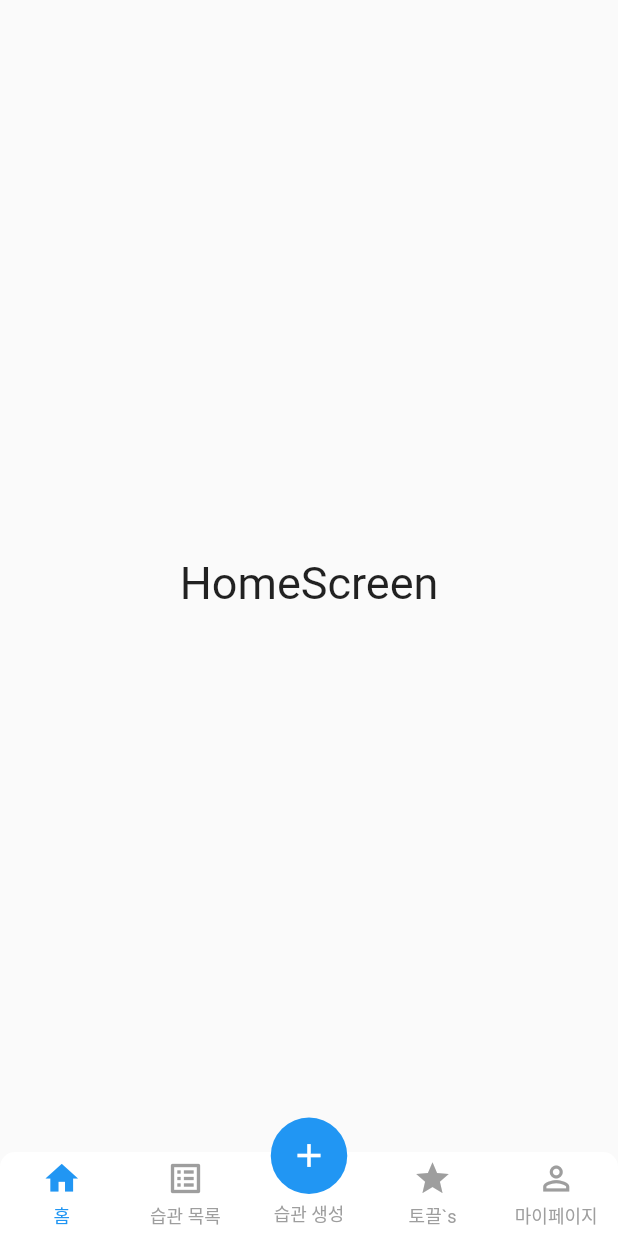
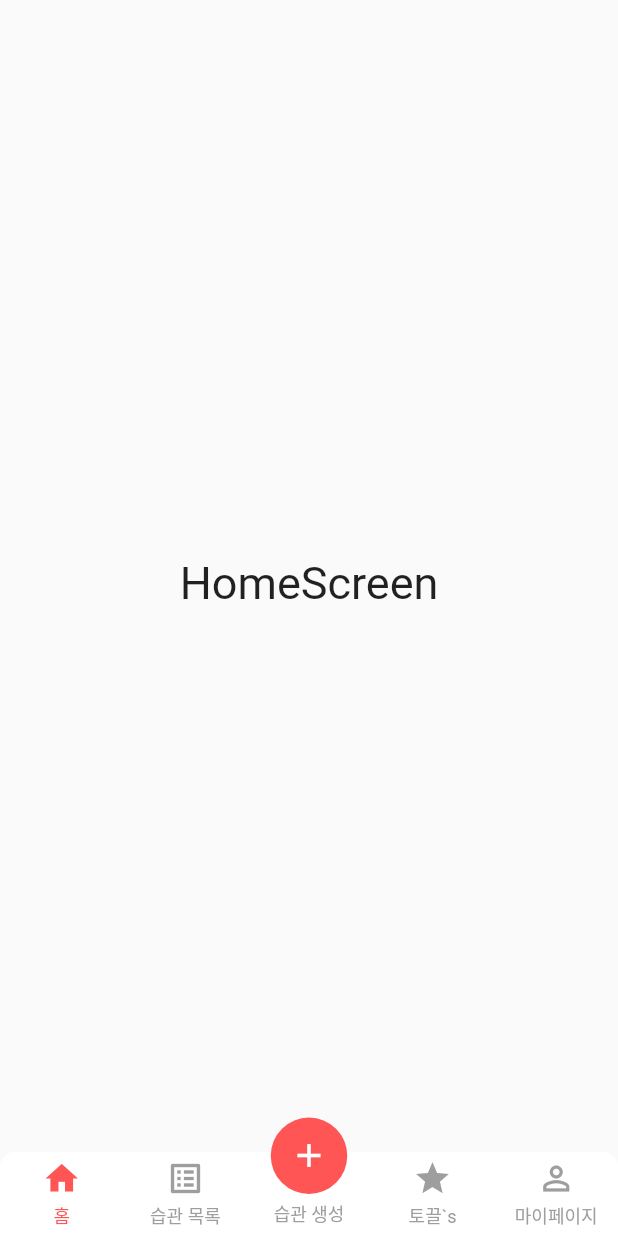
Before and after one commit to Cheetozzeong/TTT, a Flutter app: the screen it shows after launch, after a tap on "login", on a phone screen of 412 x 824 dp. Run offline on Flutter 3.47's test engine with Material 2 defaults, Android fonts, the light colour scheme and no system bars; drawn by our look-alikes of persistent_bottom_nav_bar; our stand-ins replace firebase_core, get; accounts and stored records are empty.

Commit message:
🎨: 변경 메인 칼라[S08P31A804-150]

```diff
--- /dev/null
+++ b/tickle_tackle_tockle/lib/const/custom_colors.dart
@@ -0,0 +1,3 @@
+import 'dart:ui';
+
+const Color TTTPrimary1 = const Color(0xFFFF5555);
--- a/tickle_tackle_tockle/lib/main.dart
+++ b/tickle_tackle_tockle/lib/main.dart
@@ -7,6 +7,7 @@ import 'package:tickle_tackle_tockle/screen/home/HomeScreen.dart';
 import 'package:tickle_tackle_tockle/screen/login/login_screen.dart';
 import 'package:tickle_tackle_tockle/screen/mypage/MyPageScreen.dart';
 import 'package:tickle_tackle_tockle/screen/reward/RewardScreen.dart';
+import 'const/custom_colors.dart';
 import 'firebase_options.dart';
 import 'package:persistent_bottom_nav_bar/persistent_tab_view.dart';
 
@@ -25,8 +26,11 @@ class MyApp extends StatelessWidget {
 
   @override
   Widget build(BuildContext context) {
-    return const MaterialApp(
+    return GetMaterialApp(
       debugShowCheckedModeBanner: false,
+      theme: ThemeData(
+          primaryColor: TTTPrimary1,
+      ),
       home: LoginScreen(),
     );
   }
@@ -52,35 +56,35 @@ class BottomNavBar extends StatelessWidget {
         PersistentBottomNavBarItem(
           icon: const Icon(Icons.home),
           title: ("홈"),
-          activeColorPrimary: Colors.blue,
+          activeColorPrimary: TTTPrimary1,
           inactiveColorPrimary: Colors.grey,
         ),
         PersistentBottomNavBarItem(
           icon: const Icon(Icons.list_alt),
           inactiveIcon: const Icon(Icons.list_alt),
           title: ("습관 목록"),
-          activeColorPrimary: Colors.blue,
+          activeColorPrimary: TTTPrimary1,
           inactiveColorPrimary: Colors.grey,
         ),
         PersistentBottomNavBarItem(
           icon: const Icon(Icons.add, color: Colors.white,),
           inactiveIcon: const Icon(Icons.add, color: Colors.white,),
           title: ("습관 생성"),
-          activeColorPrimary: Colors.blue,
+          activeColorPrimary: TTTPrimary1,
           inactiveColorPrimary: Colors.grey,
         ),
         PersistentBottomNavBarItem(
           icon: const Icon(Icons.star),
           inactiveIcon: const Icon(Icons.star),
           title: ("토끌`s"),
-          activeColorPrimary: Colors.blue,
+          activeColorPrimary: TTTPrimary1,
           inactiveColorPrimary: Colors.grey,
         ),
         PersistentBottomNavBarItem(
           icon: const Icon(Icons.person),
           inactiveIcon: const Icon(Icons.person_outline),
           title: ("마이페이지"),
-          activeColorPrimary: Colors.blue,
+          activeColorPrimary: TTTPrimary1,
           inactiveColorPrimary: Colors.grey,
         ),
       ];
```
